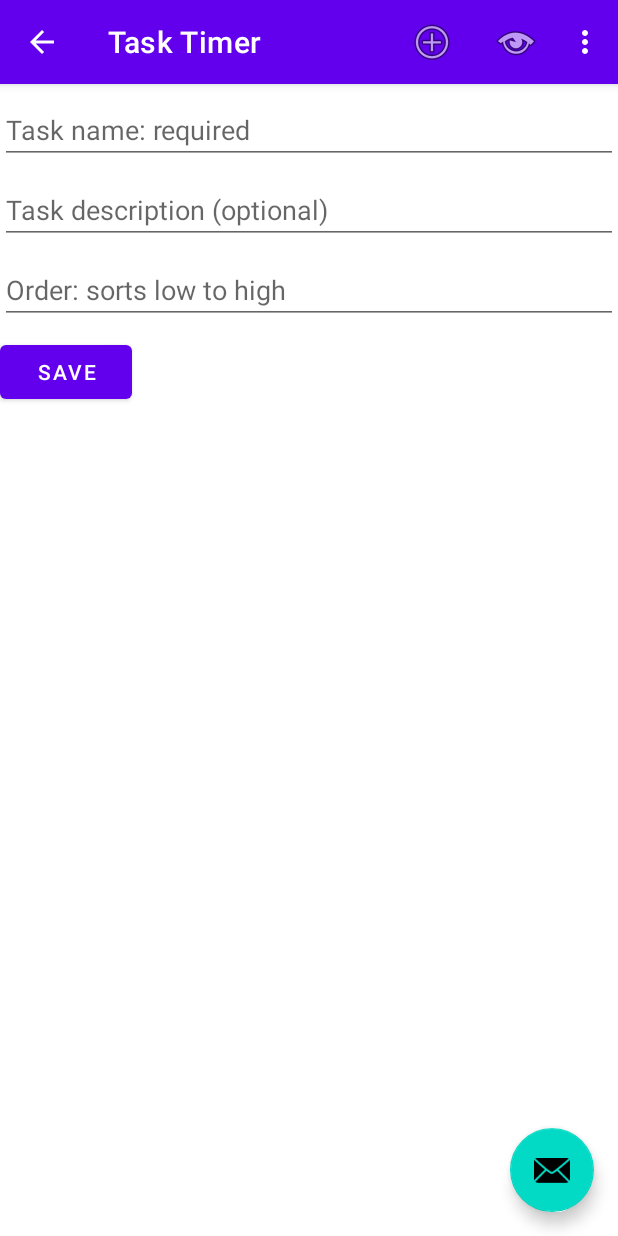
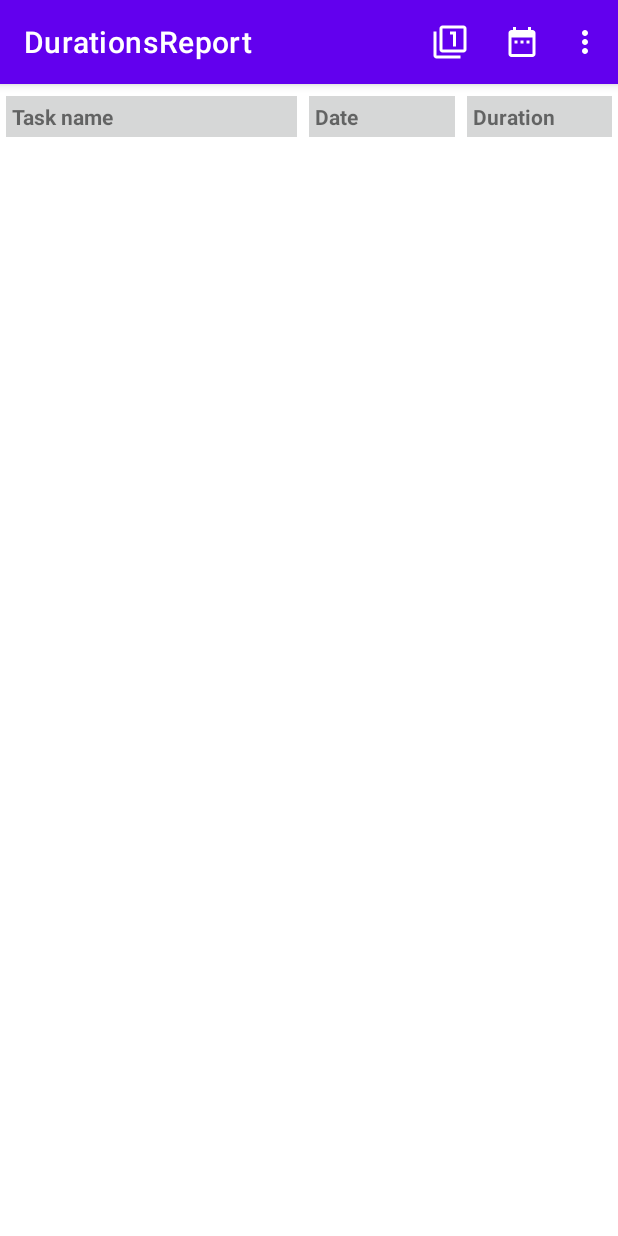
Before and after one commit to sebasorozco101596/Task_Timer, an Android app: the fragment AddEditFragment placed in its activity, after a tap on "Durations Report", on a phone screen of 412 x 824 dp. Run offline under Robolectric (Android 15) with nearby library versions, the phone set to English and light mode, and no system bars.

Commit message:
Adding the menu with the different menuItems for the selection in the DurationsReportActivity.kt

```diff
--- a/app/build.gradle
+++ b/app/build.gradle
@@ -21,6 +21,7 @@ android {
         targetSdkVersion 30
         versionCode 2
         versionName "2.01 beta"
+        vectorDrawables.useSupportLibrary = true
 
         testInstrumentationRunner "androidx.test.runner.AndroidJUnitRunner"
     }
--- /dev/null
+++ b/app/src/main/java/www/sebasorozco/com/tasktimer/data/viewmodel/DurationsViewModel.kt
@@ -0,0 +1,74 @@
+package www.sebasorozco.com.tasktimer.data.viewmodel
+
+import android.app.Application
+import android.database.Cursor
+import android.util.Log
+import androidx.lifecycle.AndroidViewModel
+import androidx.lifecycle.LiveData
+import androidx.lifecycle.MutableLiveData
+import kotlinx.coroutines.GlobalScope
+import kotlinx.coroutines.launch
+import www.sebasorozco.com.tasktimer.data.database.DurationsContract
+
+private const val TAG = "DurationsViewModel"
+
+enum class SortColumns {
+    NAME,
+    DESCRIPTION,
+    START_DATE,
+    DURATION
+}
+
+class DurationsViewModel(application: Application) : AndroidViewModel(application) {
+
+    private val databaseCursor = MutableLiveData<Cursor>()
+    val cursor: LiveData<Cursor>
+        get() = databaseCursor
+
+    var sortOrder = SortColumns.NAME
+        set(order) {
+            if (field != order) {
+                field = order
+                loadData()
+            }
+        }
+    private val selection = "${DurationsContract.Columns.START_TIME} Between ? AND ?"
+    private var selectionArgs = arrayOf("1556668800", "1559347199")
+
+    private var _displayWeek = true
+    val displayWeek: Boolean
+        get() = _displayWeek
+
+    init {
+        loadData()
+    }
+
+    fun toggleDisplayWeek() {
+        _displayWeek = !_displayWeek
+        // applyFilter() TODO
+
+    }
+
+    private fun loadData() {
+        val order = when (sortOrder) {
+            SortColumns.NAME -> DurationsContract.Columns.NAME
+            SortColumns.DESCRIPTION -> DurationsContract.Columns.DESCRIPTION
+            SortColumns.START_DATE -> DurationsContract.Columns.START_TIME
+            SortColumns.DURATION -> DurationsContract.Columns.DURATION
+        }
+        Log.d(TAG, "order is $order")
+
+        GlobalScope.launch {
+            val cursor = getApplication<Application>().contentResolver.query(
+                DurationsContract.CONTENT_URI,
+                null,
+                selection,
+                selectionArgs,
+                order
+            )
+
+            databaseCursor.postValue(cursor)
+        }
+    }
+
+}
--- /dev/null
+++ b/app/src/main/java/www/sebasorozco/com/tasktimer/ui/activities/DurationsReportActivity.kt
@@ -0,0 +1,115 @@
+package www.sebasorozco.com.tasktimer.ui.activities
+
+import android.content.res.Configuration
+import android.os.Bundle
+import android.view.Menu
+import android.view.MenuItem
+import android.view.View
+import android.widget.TextView
+import androidx.activity.viewModels
+import androidx.appcompat.app.AppCompatActivity
+import androidx.recyclerview.widget.LinearLayoutManager
+import androidx.recyclerview.widget.RecyclerView
+import www.sebasorozco.com.tasktimer.R
+import www.sebasorozco.com.tasktimer.data.viewmodel.DurationsViewModel
+import www.sebasorozco.com.tasktimer.data.viewmodel.SortColumns
+import www.sebasorozco.com.tasktimer.databinding.ActivityDurationsReportBinding
+import www.sebasorozco.com.tasktimer.ui.adapters.DurationsRVAdapter
+
+private const val TAG = "DurationsReportAct"
+private var isLandscape = true
+
+class DurationsReportActivity : AppCompatActivity(),
+    View.OnClickListener {
+
+    private val reportAdapter by lazy { DurationsRVAdapter(this, null) }
+
+    private lateinit var binding: ActivityDurationsReportBinding
+
+    private val viewModel: DurationsViewModel by viewModels()
+
+    override fun onCreate(savedInstanceState: Bundle?) {
+        super.onCreate(savedInstanceState)
+
+        binding = ActivityDurationsReportBinding.inflate(layoutInflater)
+        setContentView(binding.root)
+
+        setSupportActionBar(binding.toolbar)
+
+        viewModel.cursor.observe(this, {
+            reportAdapter.swapCursor(it)?.close()
+        })
+
+        isLandscape = resources.configuration.orientation == Configuration.ORIENTATION_LANDSCAPE
+
+        val tdList = binding.root.findViewById<RecyclerView>(R.id.tdList)
+
+        tdList.layoutManager = LinearLayoutManager(this)
+        tdList.adapter = reportAdapter
+
+        // Set the listener for the buttons so we can sort the report
+
+        binding.root.findViewById<TextView>(R.id.tdNameHeading).setOnClickListener(this)
+        if (isLandscape) {
+            binding.root.findViewById<TextView>(R.id.tdDescriptionHeading).setOnClickListener(this)
+        }
+        binding.root.findViewById<TextView>(R.id.tdStartHeading).setOnClickListener(this)
+        binding.root.findViewById<TextView>(R.id.tdDurationHeading).setOnClickListener(this)
+
+    }
+
+    override fun onClick(v: View?) {
+        when (v?.id) {
+            R.id.tdNameHeading -> viewModel.sortOrder = SortColumns.NAME
+            R.id.tdDescriptionHeading -> viewModel.sortOrder = SortColumns.DESCRIPTION
+            R.id.tdStartHeading -> viewModel.sortOrder = SortColumns.START_DATE
+            R.id.tdDurationHeading -> viewModel.sortOrder = SortColumns.DURATION
+
+        }
+    }
+
+    override fun onCreateOptionsMenu(menu: Menu?): Boolean {
+        menuInflater.inflate(R.menu.menu_report, menu)
+        return super.onCreateOptionsMenu(menu)
+    }
+
+    override fun onOptionsItemSelected(item: MenuItem): Boolean {
+        val id = item.itemId
+        when (id) {
+            R.id.rmFilterPeriod -> {
+                viewModel.toggleDisplayWeek() // was showing a week, so now show a day - or vice versa
+                invalidateOptionsMenu() // Force call to onPrepareOptionsMenu to redraw our changed menu
+                return true
+            }
+            R.id.rmDelete -> {
+            }
+            R.id.rmFilterDate -> {
+            }
+        }
+        return super.onOptionsItemSelected(item)
+    }
+
+    override fun onPrepareOptionsMenu(menu: Menu): Boolean {
+        val item = menu.findItem(R.id.rmFilterPeriod)
+        if (item != null) {
+            // switch icon and title to represent 7 days or 1 day, as appropriate to the future function of the menu item.
+            if (viewModel.displayWeek) {
+                item.setIcon(R.drawable.ic_baseline_filter_1_24)
+                item.setTitle(R.string.rm_title_filter_day)
+            } else {
+                item.setIcon(R.drawable.ic_baseline_filter_7_24)
+                item.setTitle(R.string.rm_title_filter_week)
+            }
+
+        }
+        return super.onPrepareOptionsMenu(menu)
+    }
+
+    /*
+    override fun onDestroy() {
+        reportAdapter.swapCursor(null)?.close()
+        super.onDestroy()
+    }
+
+ */
+}
--- a/app/src/main/java/www/sebasorozco/com/tasktimer/ui/activities/MainActivity.kt
+++ b/app/src/main/java/www/sebasorozco/com/tasktimer/ui/activities/MainActivity.kt
@@ -124,6 +124,12 @@ class MainActivity : AppCompatActivity(),
             R.id.menumain_addtask -> taskEditRequest(null)
             R.id.menumain_showAbout -> showAboutDialog()
             R.id.menumain_generate -> TestData.generateTestData(contentResolver)
+            R.id.menumain_showDurations -> startActivity(
+                Intent(
+                    this,
+                    DurationsReportActivity::class.java
+                )
+            )
             R.id.menumain_settings -> {
                 val dialog = SettingsDialog()
                 dialog.show(supportFragmentManager, null)
--- /dev/null
+++ b/app/src/main/res/drawable/ic_baseline_date_range_24.xml
@@ -0,0 +1,10 @@
+<vector xmlns:android="http://schemas.android.com/apk/res/android"
+    android:width="24dp"
+    android:height="24dp"
+    android:viewportWidth="24"
+    android:viewportHeight="24"
+    android:tint="?attr/colorControlNormal">
+    <path
+        android:fillColor="@android:color/white"
+        android:pathData="M9,11L7,11v2h2v-2zM13,11h-2v2h2v-2zM17,11h-2v2h2v-2zM19,4h-1L18,2h-2v2L8,4L8,2L6,2v2L5,4c-1.11,0 -1.99,0.9 -1.99,2L3,20c0,1.1 0.89,2 2,2h14c1.1,0 2,-0.9 2,-2L21,6c0,-1.1 -0.9,-2 -2,-2zM19,20L5,20L5,9h14v11z" />
+</vector>
--- /dev/null
+++ b/app/src/main/res/drawable/ic_baseline_delete_24.xml
@@ -0,0 +1,10 @@
+<vector xmlns:android="http://schemas.android.com/apk/res/android"
+    android:width="24dp"
+    android:height="24dp"
+    android:viewportWidth="24"
+    android:viewportHeight="24"
+    android:tint="?attr/colorControlNormal">
+    <path
+        android:fillColor="@android:color/white"
+        android:pathData="M6,19c0,1.1 0.9,2 2,2h8c1.1,0 2,-0.9 2,-2V7H6v12zM19,4h-3.5l-1,-1h-5l-1,1H5v2h14V4z" />
+</vector>
--- /dev/null
+++ b/app/src/main/res/drawable/ic_baseline_filter_1_24.xml
@@ -0,0 +1,10 @@
+<vector xmlns:android="http://schemas.android.com/apk/res/android"
+    android:width="24dp"
+    android:height="24dp"
+    android:viewportWidth="24"
+    android:viewportHeight="24"
+    android:tint="?attr/colorControlNormal">
+  <path
+      android:fillColor="@android:color/white"
+      android:pathData="M3,5L1,5v16c0,1.1 0.9,2 2,2h16v-2L3,21L3,5zM14,15h2L16,5h-4v2h2v8zM21,1L7,1c-1.1,0 -2,0.9 -2,2v14c0,1.1 0.9,2 2,2h14c1.1,0 2,-0.9 2,-2L23,3c0,-1.1 -0.9,-2 -2,-2zM21,17L7,17L7,3h14v14z" />
+</vector>
--- /dev/null
+++ b/app/src/main/res/drawable/ic_baseline_filter_7_24.xml
@@ -0,0 +1,10 @@
+<vector xmlns:android="http://schemas.android.com/apk/res/android"
+    android:width="24dp"
+    android:height="24dp"
+    android:viewportWidth="24"
+    android:viewportHeight="24"
+    android:tint="?attr/colorControlNormal">
+    <path
+        android:fillColor="@android:color/white"
+        android:pathData="M3,5L1,5v16c0,1.1 0.9,2 2,2h16v-2L3,21L3,5zM21,1L7,1c-1.1,0 -2,0.9 -2,2v14c0,1.1 0.9,2 2,2h14c1.1,0 2,-0.9 2,-2L23,3c0,-1.1 -0.9,-2 -2,-2zM21,17L7,17L7,3h14v14zM13,15l4,-8L17,5h-6v2h4l-4,8h2z" />
+</vector>
--- /dev/null
+++ b/app/src/main/res/layout/activity_durations_report.xml
@@ -0,0 +1,25 @@
+<?xml version="1.0" encoding="utf-8"?>
+<androidx.coordinatorlayout.widget.CoordinatorLayout xmlns:android="http://schemas.android.com/apk/res/android"
+    xmlns:app="http://schemas.android.com/apk/res-auto"
+    xmlns:tools="http://schemas.android.com/tools"
+    android:layout_width="match_parent"
+    android:layout_height="match_parent"
+    tools:context=".ui.activities.DurationsReportActivity">
+
+    <com.google.android.material.appbar.AppBarLayout
+        android:layout_width="match_parent"
+        android:layout_height="wrap_content"
+        android:theme="@style/Theme.TaskTimer.AppBarOverlay">
+
+        <androidx.appcompat.widget.Toolbar
+            android:id="@+id/toolbar"
+            android:layout_width="match_parent"
+            android:layout_height="?attr/actionBarSize"
+            android:background="?attr/colorPrimary"
+            app:popupTheme="@style/Theme.TaskTimer.PopupOverlay" />
+
+    </com.google.android.material.appbar.AppBarLayout>
+
+    <include layout="@layout/task_durations" />
+
+</androidx.coordinatorlayout.widget.CoordinatorLayout>
--- /dev/null
+++ b/app/src/main/res/menu/menu_report.xml
@@ -0,0 +1,20 @@
+<?xml version="1.0" encoding="utf-8"?>
+<menu xmlns:app="http://schemas.android.com/apk/res-auto"
+    xmlns:android="http://schemas.android.com/apk/res/android">
+
+    <item
+        android:id="@+id/rmFilterPeriod"
+        android:icon="@drawable/ic_baseline_filter_7_24"
+        android:title="@string/rm_title_filter_week"
+        app:showAsAction="ifRoom" />
+    <item
+        android:id="@+id/rmFilterDate"
+        android:icon="@drawable/ic_baseline_date_range_24"
+        android:title="@string/rm_title_filter_date"
+        app:showAsAction="ifRoom" />
+    <item
+        android:id="@+id/rmDelete"
+        android:icon="@drawable/ic_baseline_delete_24"
+        android:title="@string/rm_title_delete"
+        app:showAsAction="collapseActionView" />
+</menu>
--- a/app/src/main/res/values/strings.xml
+++ b/app/src/main/res/values/strings.xml
@@ -35,4 +35,9 @@
     <string name="td_text_date">Date</string>
     <string name="td_text_duration">Duration</string>
     <string name="td_text_description">Description</string>
+    <string name="title_activity_durations_report">DurationsReport</string>
+    <string name="rm_title_filter_day">Show day</string>
+    <string name="rm_title_filter_week">Show week</string>
+    <string name="rm_title_filter_date">Set report date</string>
+    <string name="rm_title_delete">Delete old timings</string>
 </resources>
```
Also changed, not shown: app/src/main/AndroidManifest.xml (+10 -7 lines), app/src/main/java/www/sebasorozco/com/tasktimer/ui/adapters/DurationsRVAdapter.kt (added, +110 -0 lines).
